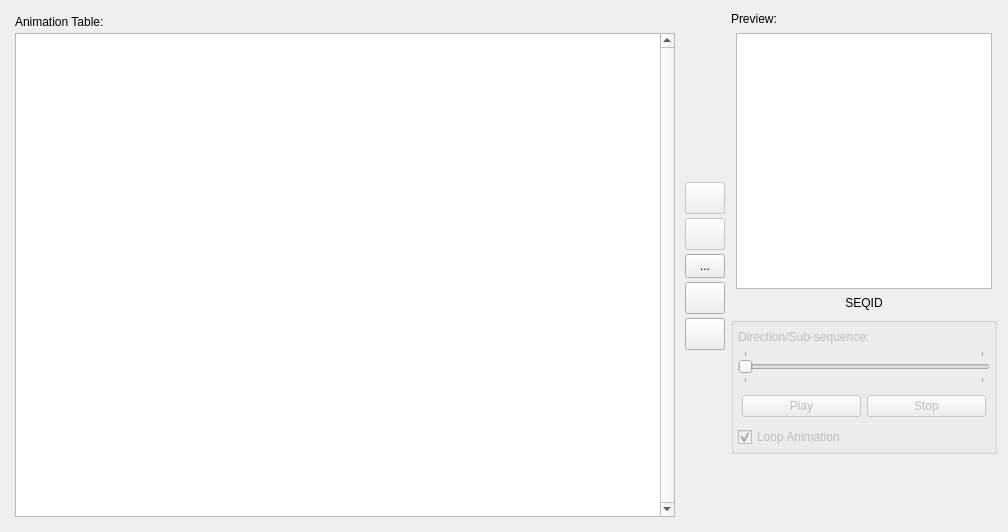
This is src/ui/tabs/tabanimtable.ui in PsyCommando/ppmdu_spriteeditor as Qt 5 draws it before an edit. The edited form follows.
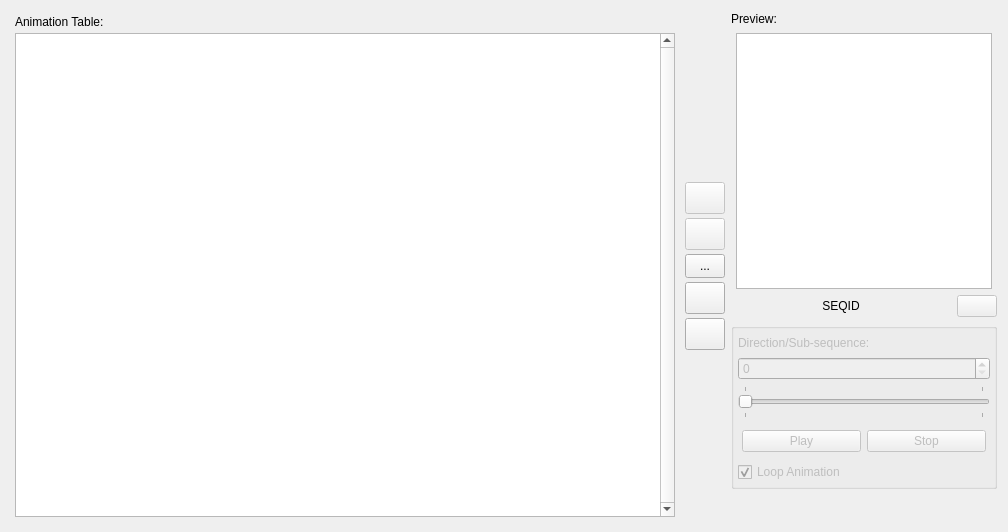
This is the edited form. Icons and pictures are not drawn.

What changed in the file:
```diff
--- a/src/ui/tabs/tabanimtable.ui
+++ b/src/ui/tabs/tabanimtable.ui
@@ -367,6 +367,11 @@
         </layout>
        </item>
        <item>
+        <layout class="QHBoxLayout" name="horizontalLayout_3">
+         <property name="topMargin">
+          <number>0</number>
+         </property>
+         <item>
         <widget class="QLabel" name="lblPreviewSeqName">
          <property name="sizePolicy">
           <sizepolicy hsizetype="MinimumExpanding" vsizetype="Fixed">
@@ -376,7 +381,7 @@
          </property>
          <property name="minimumSize">
           <size>
-           <width>256</width>
+             <width>128</width>
            <height>16</height>
           </size>
          </property>
@@ -403,6 +408,31 @@
          </property>
         </widget>
        </item>
+         <item>
+          <widget class="QPushButton" name="btnToSequence">
+           <property name="enabled">
+            <bool>false</bool>
+           </property>
+           <property name="minimumSize">
+            <size>
+             <width>16</width>
+             <height>0</height>
+            </size>
+           </property>
+           <property name="toolTip">
+            <string>&lt;html&gt;&lt;head/&gt;&lt;body&gt;&lt;p&gt;Go to the animation sequence currently playing!&lt;/p&gt;&lt;/body&gt;&lt;/html&gt;</string>
+           </property>
+           <property name="text">
+            <string/>
+           </property>
+           <property name="icon">
+            <iconset resource="../../../appres.qrc">
+             <normaloff>:/resources/fugue-icons-3.5.6/icons/arrow-turn-090-left.png</normaloff>:/resources/fugue-icons-3.5.6/icons/arrow-turn-090-left.png</iconset>
+           </property>
+          </widget>
+         </item>
+        </layout>
+       </item>
       </layout>
      </item>
      <item>
@@ -448,7 +478,7 @@
          <number>4</number>
         </property>
         <item>
-         <layout class="QVBoxLayout" name="vlDirSlider" stretch="0,0">
+         <layout class="QVBoxLayout" name="vlDirSlider" stretch="0,0,0">
           <property name="sizeConstraint">
            <enum>QLayout::SetNoConstraint</enum>
           </property>
@@ -483,6 +513,9 @@
             </property>
            </widget>
           </item>
+          <item>
+           <widget class="QSpinBox" name="spbSubSequence"/>
+          </item>
           <item>
            <widget class="QSlider" name="sldrSubSequence">
             <property name="sizePolicy">
```
Lines whose indentation alone changed are shown as unchanged.
